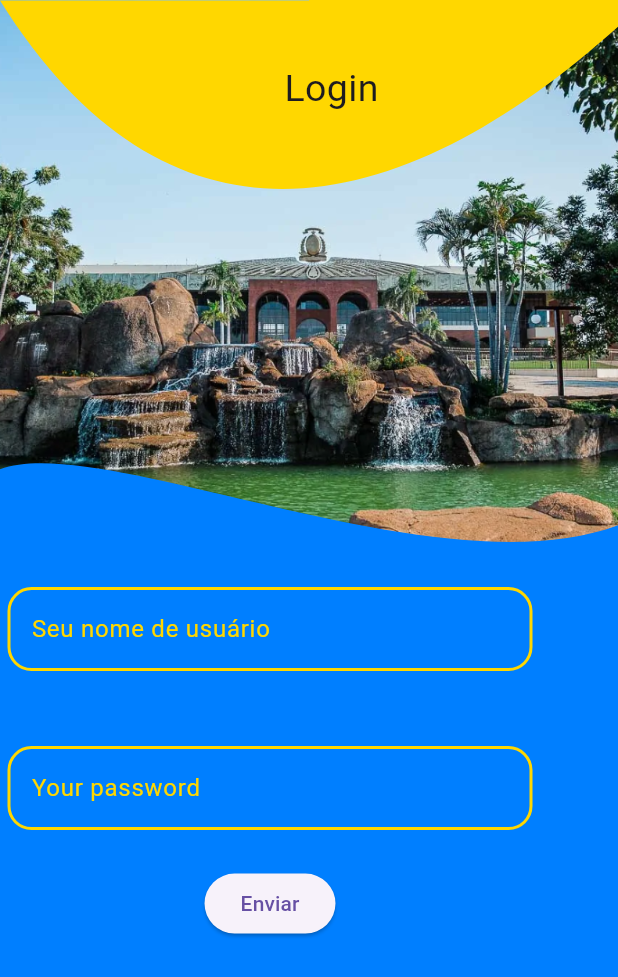
After one commit to MySoloQ/derredor, a Flutter app: the LoginScreen screen opened by its route, after a tap on "Enviar", on a phone screen of 412 x 824 dp. The commit adds this screen. Shown: the top 977 px of the screen. Run offline on Flutter 3.47's test engine with Material 3 defaults, Android fonts, the phone set to English and light mode, and no system bars; drawn by our look-alikes of carousel_slider; our stand-ins replace email_validator, google_fonts; missing offline and left inert: dart:ffi, mysql1.

Commit message:
✨ feat: Inclusão de tela login e outras features (#5)
* consertando bobajadas

* deletar a main da branch JV-VM

* Ajeitando as configurações da branch JV-VM

* correção de versão

* mudando o nome para insertProcess

* atualização da versao pubspec.yaml

* elementos iniciais da pagina de registro

* finalização da pagina de cadastro

* enviando alterações e design de UI da branch JV-VM

* commitando algumas alterações

* Commitando

* Finalizando Tela de Login

* Adição da página de cadastro (#3)

* consertando bobajadas

* correção de versão

* atualização da versao pubspec.yaml

* elementos iniciais da pagina de registro

* finalização da pagina de cadastro

* correção da pagina

* correção da lista RadioListTile

* modificação do seletor de sexo

* teste da seleção de sexo

* finalização do wiget de seleção de sexo e otimização do código

* adição do campo de data de nascimento, adição do botão de voltar a página, adição de titulo á página e correção do campo de senha

* adição de subtitulo

---------

Co-authored-by: krStuud <kaio.r.santos8@aluno.senai.br>

* Login Finalizado

* :bug: fix: Ajeitando as conexões entre o pull request anterior.

---------

Co-authored-by: krStuud <kaio.r.santos8@aluno.senai.br>
Co-authored-by: JV-VM <joaovictoroliveiradourado2007@gmail.com>
Co-authored-by: davifontinele <davifontineledevi@gmail.com>
Co-authored-by: FonteDuvidosa <58407930+davifontinele@users.noreply.github.com>
Co-authored-by: VihkctorMartim <99178460+JV-VM@users.noreply.github.com>

```diff
--- a/analysis_options.yaml
+++ b/analysis_options.yaml
@@ -1 +1,4 @@
 include: package:flutter_lints/flutter.yaml
+analyzer:
+  errors:
+    depend_on_referenced_packages: ignore
--- /dev/null
+++ b/lib/api/app_variables_db.dart
@@ -0,0 +1,68 @@
+import 'package:flutter/material.dart';
+import 'package:derredor/api/connect_api.dart';
+
+class AppVariablesDb with ChangeNotifier {
+  ScreenSize screen = ScreenSize();
+  LoginProcess loginProcess = LoginProcess();
+  SignUpProcess signUpProcess = SignUpProcess();
+}
+
+class ScreenSize {
+  Size screenSize(BuildContext context) {
+    final double height = MediaQuery.of(context).size.height;
+    final double width = MediaQuery.of(context).size.width;
+    return Size(height, width);
+  }
+}
+
+class Users with ChangeNotifier {
+  String userName = '';
+  String userEmail = '';
+  String userPassword = '';
+
+  String get username => userName;
+  String get email => userEmail;
+  String get password => userPassword;
+
+  void setName(String updatedName) {
+    userName = updatedName;
+    notifyListeners();
+  }
+
+  void setEmail(String updatedEmail) {
+    userEmail = updatedEmail;
+    notifyListeners();
+  }
+
+  void setPassword(String updatedPassword) {
+    userPassword = updatedPassword;
+    notifyListeners();
+  }
+}
+
+class LoginProcess with ChangeNotifier {
+  bool loginValid = false;
+  void setValid(bool valid) {
+    loginValid = valid;
+    notifyListeners();
+  }
+
+  Future<bool> loginVerification(
+      String username, String password, BuildContext context) async {
+    Users loginUser = Users();
+    loginUser.setName(username);
+    loginUser.setPassword(password);
+    return await ConnectApi().selectProcess(loginUser, loginValid, context);
+  }
+}
+
+class SignUpProcess {
+  void signUpVerification(
+      BuildContext context, String username, String email, String password) {
+    Users signUpUser = Users();
+    signUpUser.setName(username);
+    signUpUser.setEmail(email);
+    signUpUser.setPassword(password);
+    ConnectApi().insertProcess(signUpUser, context);
+  }
+}
--- a/lib/pages/InitialPage.dart
+++ b/lib/pages/InitialPage.dart
@@ -123,7 +123,7 @@ class _InitialpageState extends State<Initialpage> {
                       children: [
                         ElevatedButton(
                           onPressed: () {
-                            Navigator.pushNamed(context, 'paginaTeste');
+                            Navigator.pushNamed(context, '/LoginScreen');
                           },
                           style: ButtonStyle(
                             backgroundColor:
@@ -216,7 +216,7 @@ class _InitialpageState extends State<Initialpage> {
                               minimumSize:
                                   WidgetStatePropertyAll<Size>(Size(300, 50)),
                             ),
-                            onPressed: () {},
+                            onPressed: () {Navigator.pushNamed(context, 'registerPage');},
                           ),
                         ),
                       ],
--- /dev/null
+++ b/lib/pages/login_page.dart
@@ -0,0 +1,178 @@
+// ignore: file_names
+import 'package:carousel_slider/carousel_slider.dart';
+import 'package:derredor/api/app_variables_db.dart';
+import 'package:derredor/styles.dart';
+import 'package:email_validator/email_validator.dart';
+import 'package:flutter/material.dart';
+import 'package:provider/provider.dart';
+
+class LoginScreen extends StatefulWidget {
+  const LoginScreen({super.key});
+
+  @override
+  State<LoginScreen> createState() => _LoginScreenState();
+}
+
+class _LoginScreenState extends State<LoginScreen> {
+  ShapePathPainter customShape = ShapePathPainter();
+  final _loginKey = GlobalKey<FormState>();
+  int _currentIndex = 0;
+  final TextEditingController _usernameController = TextEditingController();
+  final TextEditingController _passwordController = TextEditingController();
+
+  List<String> listOfimages = [
+    'assets/jalapao.png',
+    'assets/natividade.png',
+    'assets/praça_girassois.png',
+  ];
+
+  @override
+  Widget build(BuildContext context) {
+    Size size = Provider.of<AppVariablesDb>(context, listen: false)
+        .screen
+        .screenSize(context);
+    return Scaffold(
+      resizeToAvoidBottomInset: true,
+      body: SingleChildScrollView(
+        child: Column(
+          children: [
+            Stack(
+              children: [
+                Transform.translate(
+                  offset: const Offset(0, 0),
+                  child: AnimatedSwitcher(
+                    duration: const Duration(milliseconds: 500),
+                    child: Image.asset(
+                      height: size.height,
+                      listOfimages[_currentIndex],
+                      key: ValueKey<int>(
+                          _currentIndex), // Ensures new widget on index change
+                      fit: BoxFit.cover,
+                      width: MediaQuery.of(context).size.width,
+                    ),
+                  ),
+                ),
+                CarouselSlider.builder(
+                  itemBuilder: (context, index, realIdx) => Container(),
+                  itemCount: listOfimages.length,
+                  options: CarouselOptions(
+                    height: 550,
+                    aspectRatio: 16 / 9,
+                    viewportFraction: 1.0,
+                    autoPlay: true,
+                    autoPlayInterval: const Duration(seconds: 5),
+                    enlargeCenterPage: true,
+                    onPageChanged: (index, reason) {
+                      setState(() {
+                        _currentIndex = index;
+                      });
+                    },
+                  ),
+                ),
+                CustomPaint(
+                  size: size,
+                  painter: ShapePathPainter(),
+                ),
+                Transform.translate(
+                  offset: Offset(size.width * 0.23, size.height * 0.1),
+                  child: const Text(
+                    'Login',
+                    style: TextStyle(fontSize: 25),
+                  ),
+                ),
+                Transform.translate(
+                  offset: Offset(5, size.height * 0.95),
+                  child: SizedBox(
+                    width: 350,
+                    child: Form(
+                      key: _loginKey,
+                      child: SingleChildScrollView(
+                        child: Column(
+                          children: [
+                            TextFormField(
+                              controller: _usernameController,
+                              keyboardType: TextInputType.emailAddress,
+                              decoration: loginFormField('Seu nome de usuário',
+                                  'Insira seu nome de usuário'),
+                              style: TextStyle(color: StyleApp.textColors),
+                              validator: (value) {
+                                if (value!.isEmpty) {
+                                  return 'Por favor entre um nome de usuário.';
+                                } else if (EmailValidator.validate(
+                                    _usernameController.text)) {
+                                  return 'Por favor entre um nome de usuário válido.';
+                                }
+                                return null;
+                              },
+                              obscureText: false,
+                            ),
+                            const SizedBox(
+                              height: 50,
+                            ),
+                            TextFormField(
+                              controller: _passwordController,
+                              decoration: loginFormField(
+                                  'Your password', 'Enter your password'),
+                              style: TextStyle(color: StyleApp.textColors),
+                              validator: (value) {
+                                if (value!.isEmpty) {
+                                  return 'Please, enter a password.';
+                                } else if (value.length < 8) {
+                                  return 'Please, enter a passoword with more than 8 characters.';
+                                }
+                                return null;
+                              },
+                              obscureText: true,
+                            ),
+                            const SizedBox(
+                              height: 25,
+                            ),
+                            ElevatedButton(
+                                onPressed: () async {
+                                  if (_loginKey.currentState!.validate()) {
+                                    if (await Provider.of<AppVariablesDb>(
+                                            context,
+                                            listen: false)
+                                        .loginProcess
+                                        .loginVerification(
+                                            _usernameController.text,
+                                            _passwordController.text,
+                                            context)) {
+                                      // ignore: use_build_context_synchronously
+                                      ScaffoldMessenger.of(context)
+                                          .showSnackBar(
+                                        const SnackBar(
+                                            content: Text('Login válido')),
+                                      );
+                                    } else {
+                                      // ignore: use_build_context_synchronously
+                                      ScaffoldMessenger.of(context)
+                                          .showSnackBar(
+                                        const SnackBar(
+                                            content: Text('Login inválido')),
+                                      );
+                                    }
+                                  }
+                                },
+                                child: const Text('Enviar')),
+                          ],
+                        ),
+                      ),
+                    ),
+                  ),
+                ),
+              ],
+            ),
+          ],
+        ),
+      ),
+    );
+  }
+
+  @override
+  void dispose() {
+    _usernameController.dispose();
+    _passwordController.dispose();
+    super.dispose();
+  }
+}
--- /dev/null
+++ b/lib/styles.dart
@@ -0,0 +1,68 @@
+import 'package:flutter/material.dart';
+
+class StyleApp {
+  static Color buttonsColors = const Color(0xFF007FFF);
+  static Color detailsColors = const Color(0xFFFFD700);
+  static Color bgColors = const Color(0xFFFFFFFF);
+  static Color textColors = Colors.black;
+  static Color errorColors = const Color(0xFFDA2C43);
+}
+
+InputDecoration loginFormField(String? label, String? hint) {
+  return InputDecoration(
+    hintText: hint,
+    labelText: label,
+    hintStyle: TextStyle(color: StyleApp.detailsColors),
+    labelStyle: TextStyle(color: StyleApp.detailsColors),
+    focusedBorder: OutlineInputBorder(
+      borderRadius: BorderRadius.circular(16),
+      borderSide: BorderSide(color: StyleApp.detailsColors, width: 3),
+    ),
+    enabledBorder: OutlineInputBorder(
+      borderRadius: BorderRadius.circular(16),
+      borderSide: BorderSide(color: StyleApp.detailsColors, width: 2),
+    ),
+    focusedErrorBorder: OutlineInputBorder(
+      borderRadius: BorderRadius.circular(16),
+      borderSide: BorderSide(color: StyleApp.errorColors, width: 2),
+    ),
+    errorBorder: OutlineInputBorder(
+      borderRadius: BorderRadius.circular(16),
+      borderSide: BorderSide(color: StyleApp.errorColors, width: 2),
+    ),
+  );
+}
+
+class ShapePathPainter extends CustomPainter {
+  @override
+  void paint(Canvas canvas, Size size) {
+    final path = Path();
+    final pathTop = Path();
+    final paint = Paint()
+      ..color = StyleApp.buttonsColors
+      ..style = PaintingStyle.fill;
+    final paintBottom = Paint()
+      ..color = StyleApp.detailsColors
+      ..style = PaintingStyle.fill;
+
+    path.moveTo(0, size.height);
+    path.cubicTo(size.width * -0.27, size.height * .45, size.width * .60,
+        size.height, size.width, size.height * 0.85);
+    path.cubicTo(size.width, size.height, size.width, size.height * 1,
+        size.width * 1, size.height);
+    path.addRect(Rect.fromLTRB(0, size.height * 2, size.height, size.width));
+    canvas.drawPath(path, paint);
+    path.close();
+
+    pathTop.moveTo(0, size.height * .0009);
+    pathTop.cubicTo(size.width * 1, size.height * 1.6, size.width * 3.2,
+        size.height * -3.8, size.width * 0.5, size.height * 0.0009);
+    canvas.drawPath(pathTop, paintBottom);
+    pathTop.close();
+  }
+
+  @override
+  bool shouldRepaint(covariant CustomPainter oldDelegate) {
+    return false;
+  }
+}
--- a/pubspec.yaml
+++ b/pubspec.yaml
@@ -9,6 +9,10 @@ environment:
 dependencies:
   flutter:
     sdk: flutter
+  mysql1: ^0.20.0
+  provider: ^6.1.2
+  email_validator: ^3.0.0
+
   carousel_slider: ^5.0.0
   google_fonts: ^6.2.1
 
```
Also changed, not shown: lib/api/connect_api.dart (added, +58 -0 lines), lib/functions.dart (added, +13 -0 lines), lib/main.dart (+10 -4 lines), lib/pages/register_page.dart (+6 -2 lines), assets/sol_tocantins.png (added), pubspec.lock, 1 other file.
